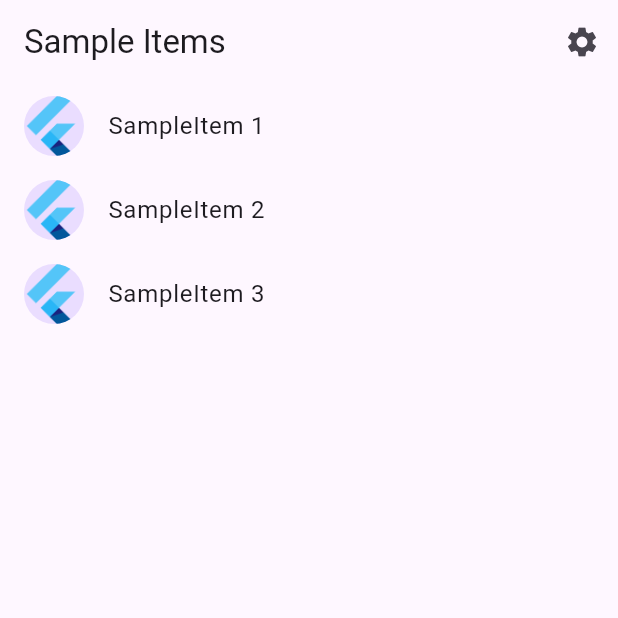
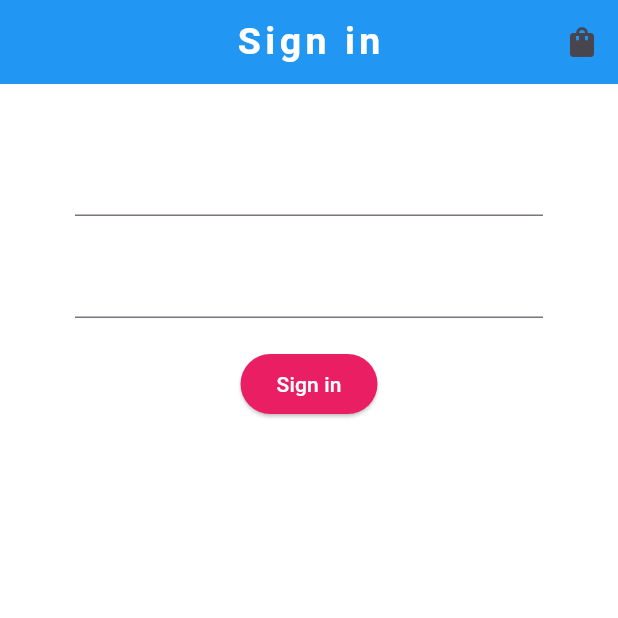
Before and after one commit to AsgerJarkKappel/fitnessTracker, a Flutter app: the screen it shows after launch, on a phone screen of 412 x 824 dp, the top half of it. Run offline on Flutter 3.47's test engine with Material 3 defaults, Android fonts, the phone set to English and light mode, and no system bars; generated files the repository leaves out were written again; Roboto replaces fonts that are missing (Arial).

```diff
--- a/lib/main.dart
+++ b/lib/main.dart
@@ -1,20 +1,58 @@
 import 'package:flutter/material.dart';
+import 'package:flutter_application_1/src/wrapper.dart';
 
 import 'src/app.dart';
 import 'src/settings/settings_controller.dart';
 import 'src/settings/settings_service.dart';
 
 void main() async {
+  runApp(const MyAppDefault());
+
   // Set up the SettingsController, which will glue user settings to multiple
   // Flutter Widgets.
-  final settingsController = SettingsController(SettingsService());
+  //final settingsController = SettingsController(SettingsService());
 
   // Load the user's preferred theme while the splash screen is displayed.
   // This prevents a sudden theme change when the app is first displayed.
-  await settingsController.loadSettings();
+  //await settingsController.loadSettings();
 
   // Run the app and pass in the SettingsController. The app listens to the
   // SettingsController for changes, then passes it further down to the
   // SettingsView.
-  runApp(MyApp(settingsController: settingsController));
+  //runApp(MyApp(settingsController: settingsController));
 }
+
+class MyAppDefault extends StatelessWidget {
+  const MyAppDefault({super.key});
+
+  // This widget is the root of your application.
+  @override
+  Widget build(BuildContext context) {
+    //Wrapping the root widget in th eStreamProvider means that every part of the applicaiton
+    //can listen or acces the data from the stream (logged in or not)
+    //Specify that it listens after UserObjects
+    return MaterialApp(
+        title: 'Flutter Demo',
+        theme: ThemeData(
+          // This is the theme of your application.
+          //
+          // TRY THIS: Try running your application with "flutter run". You'll see
+          // the application has a purple toolbar. Then, without quitting the app,
+          // try changing the seedColor in the colorScheme below to Colors.green
+          // and then invoke "hot reload" (save your changes or press the "hot
+          // reload" button in a Flutter-supported IDE, or press "r" if you used
+          // the command line to start the app).
+          //
+          // Notice that the counter didn't reset back to zero; the application
+          // state is not lost during the reload. To reset the state, use hot
+          // restart instead.
+          //
+          // This works for code too, not just values: Most code changes can be
+          // tested with just a hot reload.
+          primaryColor: Colors.yellow,
+          scaffoldBackgroundColor: const Color.fromARGB(255, 216, 216, 216),
+          useMaterial3: true,
+        ),
+        home: const Wrapper());
+  }
+}
--- /dev/null
+++ b/lib/src/screens/authenticate/authenticate.dart
@@ -0,0 +1,32 @@
+import 'package:flutter/material.dart';
+import 'package:flutter_application_1/src/screens/authenticate/register.dart';
+import 'package:flutter_application_1/src/screens/authenticate/signIn.dart';
+
+class Authenticate extends StatefulWidget {
+  const Authenticate({super.key});
+
+  @override
+  State<Authenticate> createState() => _AuthenticateState();
+}
+
+//works as a wrapper for sign in and registor
+class _AuthenticateState extends State<Authenticate> {
+  bool showSignIn = true;
+
+  //Start on show in, changes pages
+  void toggleView() {
+    setState(() {
+      showSignIn = !showSignIn;
+    });
+  }
+
+  @override
+  Widget build(BuildContext context) {
+    if (showSignIn) {
+      //pass the functions to the "wrapped" objects for use
+      return SignIn(toggleView: toggleView);
+    } else {
+      return Register(toggleView: toggleView);
+    }
+  }
+}
--- /dev/null
+++ b/lib/src/screens/authenticate/signIn.dart
@@ -0,0 +1,106 @@
+import 'package:flutter/material.dart';
+
+class SignIn extends StatefulWidget {
+  const SignIn({super.key, required this.toggleView});
+
+  final Function toggleView;
+
+  @override
+  State<SignIn> createState() => _SignInState();
+}
+
+class _SignInState extends State<SignIn> {
+  final _formKey = GlobalKey<FormState>();
+
+  bool loading = false;
+
+  //text field state
+  String email = '';
+  String password = '';
+  String error = '';
+
+  @override
+  Widget build(BuildContext context) {
+    return Scaffold(
+      backgroundColor: Colors.white,
+      appBar: AppBar(
+        centerTitle: true,
+        // TRY THIS: Try changing the color here to a specific color (to
+        // Colors.amber, perhaps?) and trigger a hot reload to see the AppBar
+        // change color while the other colors stay the same.
+        backgroundColor: Colors.blue,
+
+        // Here we take the value from the MyHomePage object that was created by
+        // the App.build method, and use it to set our appbar title.
+
+        title: const Text(
+          "Sign in",
+          style: TextStyle(
+              color: Colors.white,
+              fontSize: 25,
+              fontFamily: 'Arial',
+              letterSpacing: 3,
+              fontWeight: FontWeight.bold),
+        ),
+        actions: <Widget>[
+          IconButton(
+              onPressed: () {
+                widget.toggleView();
+              },
+              icon: const Icon(Icons.shopping_bag_rounded))
+        ],
+      ),
+      body: Container(
+          padding: const EdgeInsets.symmetric(vertical: 20, horizontal: 50),
+          child: Form(
+            //Associate form key with form
+            key: _formKey,
+            child: Column(
+              children: <Widget>[
+                const SizedBox(height: 20.0),
+                TextFormField(
+                  validator: (value) =>
+                      value!.isEmpty ? 'Enter an email' : null,
+                  //update the value of email when ever it changes
+                  onChanged: (val) {
+                    setState(() {
+                      email = val;
+                    });
+                  },
+                ),
+                const SizedBox(height: 20.0),
+                TextFormField(
+                    validator: (value) => value!.length < 6
+                        ? 'Enter a password 6+ chars long'
+                        : null,
+                    obscureText: true,
+                    onChanged: (val) {
+                      setState(() {
+                        password = val;
+                      });
+                    }),
+                const SizedBox(height: 20.0),
+                ElevatedButton(
+                  //Async because of Firebase communication takes time
+                  onPressed: () {
+                    print("Sign in pressed");
+                  },
+                  style: ButtonStyle(
+                    backgroundColor: MaterialStateProperty.all<Color>(
+                        Colors.pink), // sets the background color of the button
+                    foregroundColor: MaterialStateProperty.all<Color>(
+                        Colors.white), // sets the text color of the button
+                  ),
+                  child: const Text('Sign in'),
+                ),
+                const SizedBox(
+                  height: 12.0,
+                ),
+                Text(error,
+                    style: const TextStyle(color: Colors.red, fontSize: 14.0))
+              ],
+            ),
+          )),
+    );
+  }
+}
--- /dev/null
+++ b/lib/src/wrapper.dart
@@ -0,0 +1,12 @@
+import 'package:flutter/material.dart';
+import 'package:flutter_application_1/src/screens/authenticate/authenticate.dart';
+
+class Wrapper extends StatelessWidget {
+  const Wrapper({super.key});
+
+  @override
+  Widget build(BuildContext context) {
+    // Return either home or authentication widget based on user authentication status
+    return const Authenticate();
+  }
+}
```
Also changed, not shown: lib/src/screens/authenticate/register.dart (added, +107 -0 lines), lib/src/screens/home/home.dart (added, +23 -0 lines).
